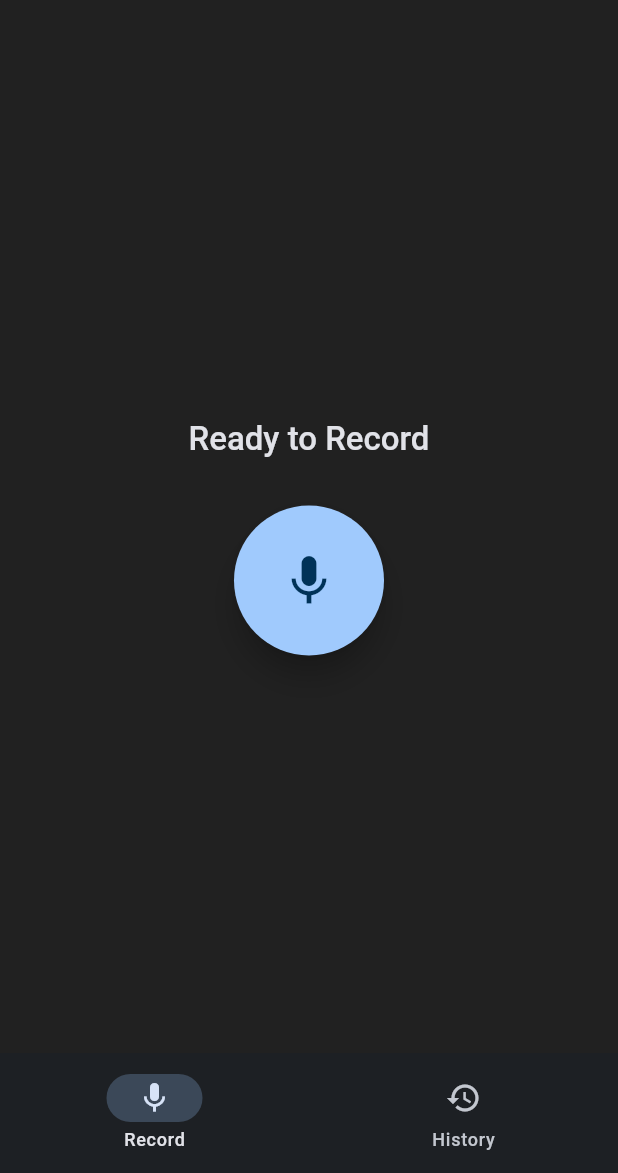
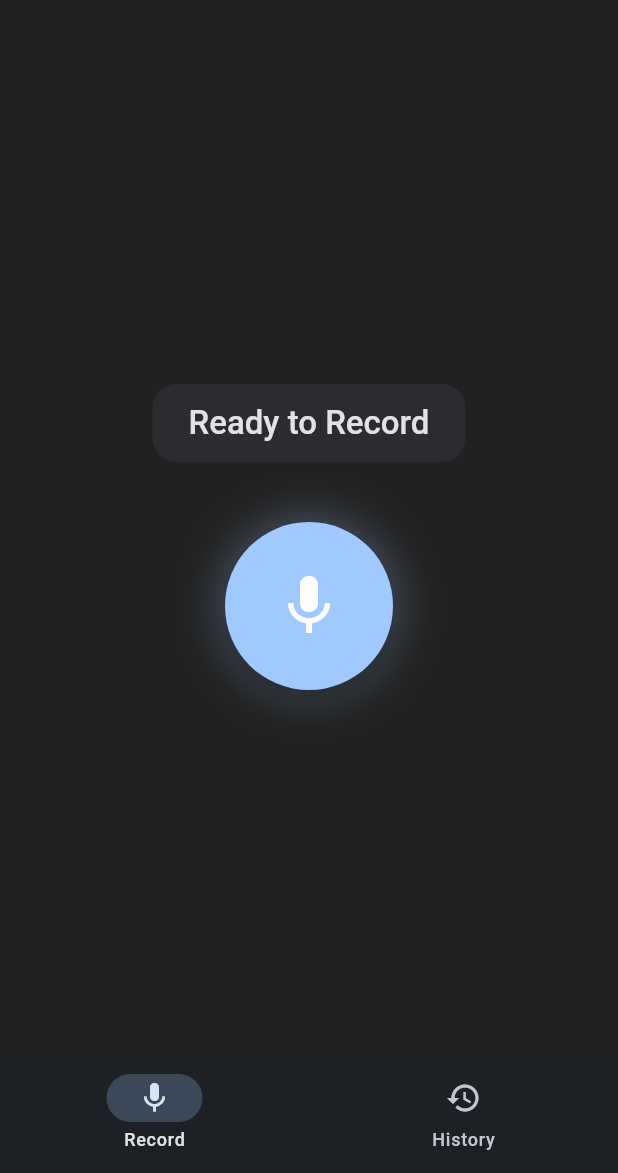
Before and after one commit to Netherman2440/get_the_memo, a Flutter app: the screen it shows after launch, on a phone screen of 412 x 824 dp, the part 63-1236 px from its top. Run offline on Flutter 3.47's test engine with Material 3 defaults, Android fonts, the phone set to English and light mode, and no system bars; our stand-ins replace flutter_dotenv, flutter_local_notifications, just_audio, permission_handler, shared_preferences, sqflite; missing offline and left inert: dart_openai, flutter_background_service, flutter_background_service_android, flutter_background_service_ios, record, whisper_library_dart; accounts and stored records are empty; Roboto replaces fonts that are missing (JetBrains Mono).

Commit message:
record page glow up

```diff
--- a/lib/pages/history_page.dart
+++ b/lib/pages/history_page.dart
@@ -13,9 +13,7 @@ class HistoryPage extends StatelessWidget {
       child: Scaffold(
         body: Consumer<HistoryViewModel>(
           builder: (context, viewModel, child) {
-            if (viewModel.isLoading) {
-              return Center(child: CircularProgressIndicator());
-            }
+
 
             if (viewModel.error != null) {
               return Center(child: Text(viewModel.error!));
--- a/lib/pages/record_page.dart
+++ b/lib/pages/record_page.dart
@@ -17,40 +17,61 @@ class RecordPage extends StatelessWidget {
 class _RecordPageContent extends StatelessWidget {
   @override
   Widget build(BuildContext context) {
-
     final viewModel = context.watch<RecordViewModel>();
 
-
     return Scaffold(
-
       body: Center(
         child: Column(
           mainAxisAlignment: MainAxisAlignment.center,
           children: [
-            Text(
+            Container(
+              padding: EdgeInsets.symmetric(horizontal: 24, vertical: 12),
+              decoration: BoxDecoration(
+                color: Theme.of(context).colorScheme.surfaceVariant.withOpacity(0.3),
+                borderRadius: BorderRadius.circular(16),
+              ),
+              child: Text(
                 viewModel.getRecordingStatusText(),
                 style: Theme.of(context).textTheme.titleLarge?.copyWith(
                   color: Theme.of(context).colorScheme.onSurface,
                   fontWeight: FontWeight.w500,
                 ),
               ),
-            SizedBox(height: 30),
-            ElevatedButton(
+            ),
+            SizedBox(height: 40),
+            Container(
+              decoration: BoxDecoration(
+                shape: BoxShape.circle,
+                boxShadow: [
+                  BoxShadow(
+                    color: Theme.of(context).colorScheme.primary.withOpacity(0.3),
+                    blurRadius: 24,
+                    spreadRadius: 4,
+                  ),
+                ],
+              ),
+              child: ElevatedButton(
                 onPressed: () => viewModel.toggleRecording(),
                 style: ElevatedButton.styleFrom(
                   shape: CircleBorder(),
-                padding: EdgeInsets.all(30),
-                elevation: 8,
-                backgroundColor: viewModel.getButtonColor(context),
+                  padding: EdgeInsets.all(32),
+                  elevation: 4,
+                  backgroundColor: _getButtonColor(context, viewModel.state),
+                  foregroundColor: Theme.of(context).colorScheme.onPrimary,
                 ),
                 child: Icon(
-                viewModel.getRecordingIcon(),
-                size: 40,
-                color: Theme.of(context).colorScheme.onPrimary,
+                  viewModel.state == RecordingState.idle
+                      ? Icons.mic
+                      : viewModel.state == RecordingState.recording
+                          ? Icons.pause
+                          : Icons.play_arrow,
+                  size: 48,
+                  color: Colors.white,
+                ),
               ),
             ),
             if (viewModel.state == RecordingState.paused) ...[
-              SizedBox(height: 30),
+              SizedBox(height: 40),
               Row(
                 mainAxisAlignment: MainAxisAlignment.center,
                 children: [
@@ -72,9 +93,9 @@ class _RecordPageContent extends StatelessWidget {
                     icon: Icon(Icons.save),
                     label: Text('Save Recording'),
                     style: FilledButton.styleFrom(
-                      padding: EdgeInsets.symmetric(horizontal: 24, vertical: 12),
+                      padding: EdgeInsets.symmetric(horizontal: 24, vertical: 16),
                       shape: RoundedRectangleBorder(
-                        borderRadius: BorderRadius.circular(8),
+                        borderRadius: BorderRadius.circular(12),
                       ),
                     ),
                   ),
@@ -84,11 +105,12 @@ class _RecordPageContent extends StatelessWidget {
                     icon: Icon(Icons.delete),
                     label: Text('Cancel'),
                     style: FilledButton.styleFrom(
-                      padding: EdgeInsets.symmetric(horizontal: 24, vertical: 12),
+                      padding: EdgeInsets.symmetric(horizontal: 24, vertical: 16),
                       shape: RoundedRectangleBorder(
-                        borderRadius: BorderRadius.circular(8),
+                        borderRadius: BorderRadius.circular(12),
                       ),
-                      backgroundColor: Theme.of(context).colorScheme.error,
+                      backgroundColor: Theme.of(context).colorScheme.surfaceVariant,
+                      foregroundColor: Theme.of(context).colorScheme.error,
                     ),
                   ),
                 ],
@@ -98,6 +120,17 @@ class _RecordPageContent extends StatelessWidget {
         ),
       ),
     );
+  }
+
+  Color _getButtonColor(BuildContext context, RecordingState state) {
+    switch (state) {
+      case RecordingState.recording:
+        return Theme.of(context).colorScheme.primary;
+      case RecordingState.paused:
+        return Theme.of(context).colorScheme.secondary;
+      case RecordingState.idle:
+        return Theme.of(context).colorScheme.primary;
+    }
   }
 }
 
@@ -117,29 +150,36 @@ class _ProcessOptionsDialogState extends State<ProcessOptionsDialog> {
     final viewModel = context.read<RecordViewModel>();
 
     return AlertDialog(
-      title: Text('Processing Options'),
+      shape: RoundedRectangleBorder(
+        borderRadius: BorderRadius.circular(12.0),
+      ),
+      title: Text(
+        'Processing Options',
+        style: Theme.of(context).textTheme.titleLarge?.copyWith(
+          fontWeight: FontWeight.w500,
+          color: Theme.of(context).colorScheme.onSurface,
+        ),
+      ),
       content: Column(
         mainAxisSize: MainAxisSize.min,
         children: [
-          CheckboxListTile(
-            title: Text('Transcribe'),
+          _buildOptionTile(
+            title: 'Transcribe',
             value: transcribe,
             onChanged: (bool? value) {
               setState(() {
                 transcribe = value ?? false;
-
-                if(!transcribe) {
+                if (!transcribe) {
                   summarize = false;
                   extractTasks = false;
                   autoTitle = false;
                 }
-
               });
             },
           ),
-          if(transcribe) ...[
-          CheckboxListTile(
-            title: Text('Auto Title'),
+          if (transcribe) ...[
+            _buildOptionTile(
+              title: 'Auto Title',
               value: autoTitle,
               onChanged: (bool? value) {
                 setState(() {
@@ -147,8 +187,8 @@ class _ProcessOptionsDialogState extends State<ProcessOptionsDialog> {
                 });
               },
             ),
-          CheckboxListTile(
-            title: Text('Summarize'),
+            _buildOptionTile(
+              title: 'Summarize',
               value: summarize,
               onChanged: (bool? value) {
                 setState(() {
@@ -156,8 +196,8 @@ class _ProcessOptionsDialogState extends State<ProcessOptionsDialog> {
                 });
               },
             ),
-          CheckboxListTile(
-            title: Text('Extract Tasks'),
+            _buildOptionTile(
+              title: 'Extract Tasks',
               value: extractTasks,
               onChanged: (bool? value) {
                 setState(() {
@@ -171,17 +211,21 @@ class _ProcessOptionsDialogState extends State<ProcessOptionsDialog> {
       actions: [
         TextButton(
           onPressed: () => Navigator.pop(context),
-          child: Text('Cancel'),
+          child: Text(
+            'Cancel',
+            style: TextStyle(
+              color: Theme.of(context).colorScheme.secondary,
+            ),
+          ),
         ),
         FilledButton(
           onPressed: () {
-            // Convert selected options to ProcessType list
             final List<ProcessType> selectedOptions = [];
             if (transcribe) selectedOptions.add(ProcessType.transcription);
             if (summarize) selectedOptions.add(ProcessType.summarize);
             if (extractTasks) selectedOptions.add(ProcessType.actionPoints);
             if (autoTitle) selectedOptions.add(ProcessType.autoTitle);
-            // Process the meeting with selected options
+
             viewModel.processMeeting(
               context,
               viewModel.currentMeeting!,
@@ -189,9 +233,42 @@ class _ProcessOptionsDialogState extends State<ProcessOptionsDialog> {
             );
             Navigator.pop(context);
           },
+          style: FilledButton.styleFrom(
+            shape: RoundedRectangleBorder(
+              borderRadius: BorderRadius.circular(8),
+            ),
+          ),
           child: Text('Process'),
         ),
       ],
     );
   }
+
+  Widget _buildOptionTile({
+    required String title,
+    required bool value,
+    required Function(bool?) onChanged,
+  }) {
+    return Container(
+      margin: EdgeInsets.symmetric(vertical: 4),
+      decoration: BoxDecoration(
+        borderRadius: BorderRadius.circular(8),
+        color: Theme.of(context).colorScheme.surfaceVariant.withOpacity(0.3),
+      ),
+      child: CheckboxListTile(
+        title: Text(
+          title,
+          style: Theme.of(context).textTheme.bodyLarge?.copyWith(
+            color: Theme.of(context).colorScheme.onSurface,
+          ),
+        ),
+        value: value,
+        onChanged: onChanged,
+        shape: RoundedRectangleBorder(
+          borderRadius: BorderRadius.circular(8),
+        ),
+        contentPadding: EdgeInsets.symmetric(horizontal: 16, vertical: 4),
+      ),
+    );
   }
+}
```
Also changed, not shown: lib/view_models/history_view_model.dart (+6 -4 lines). Lines whose indentation alone changed are shown as unchanged.
